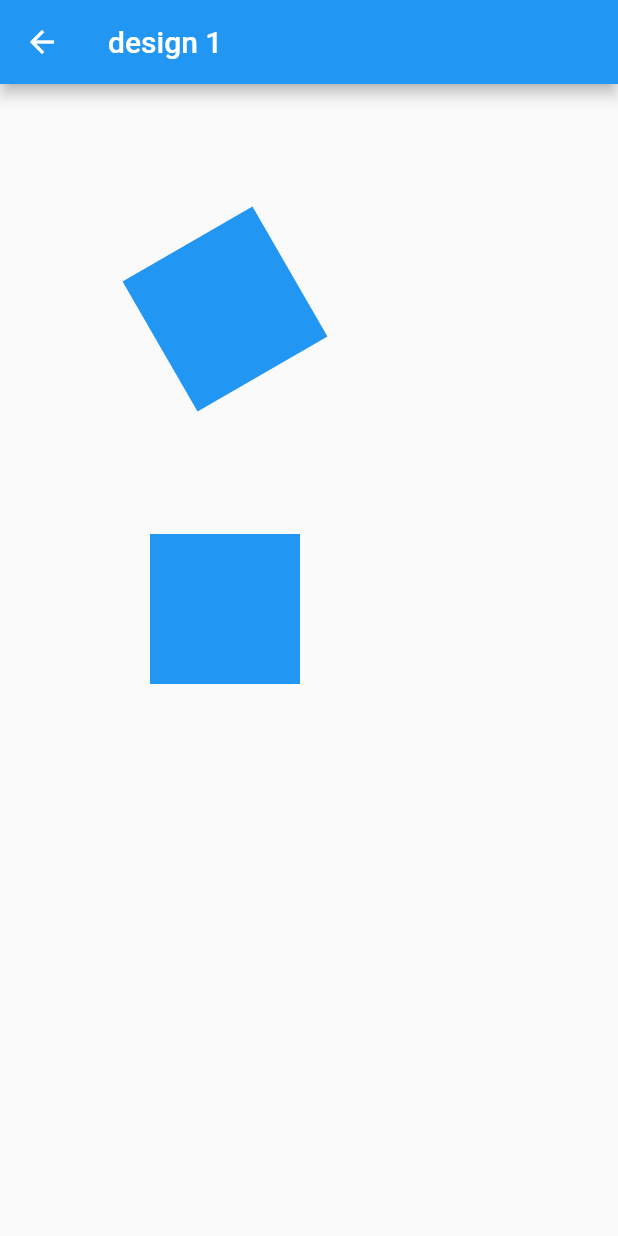
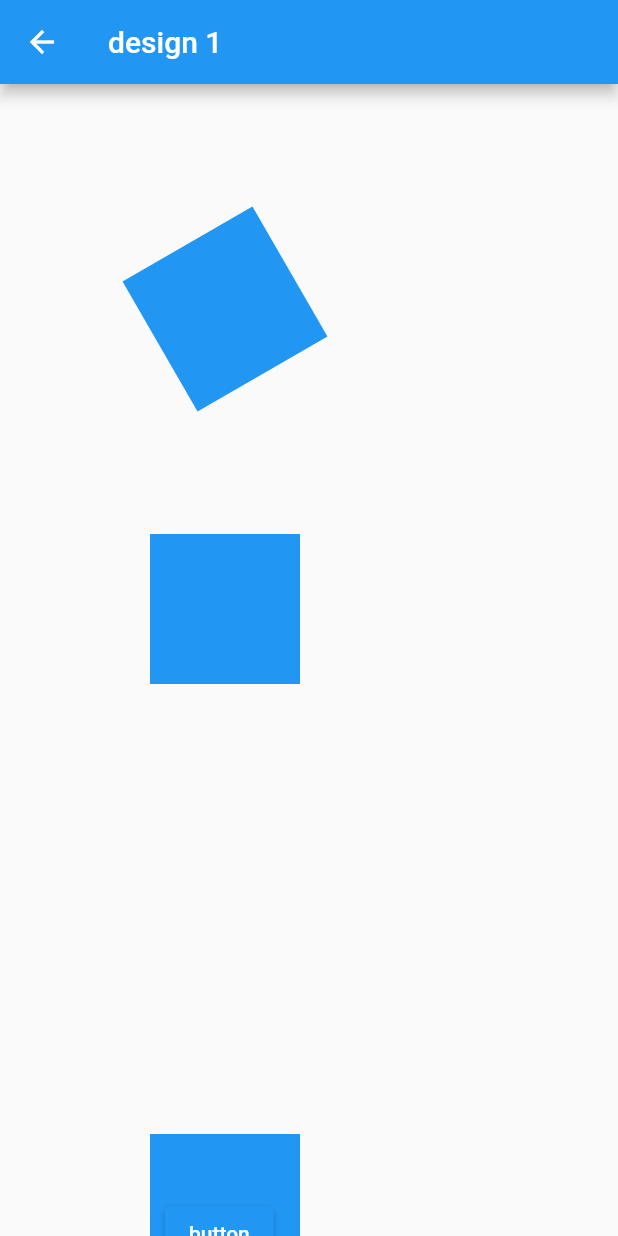
Before and after one commit to hakonamatata/dart-track-on-exercism, a Flutter app: the screen it shows after launch, after a tap on "Design 1", on a phone screen of 412 x 824 dp. Run offline on Flutter 3.47's test engine with Material 2 defaults, Android fonts, the phone set to English and light mode, and no system bars; our stand-ins replace bloc, equatable; generated files the repository leaves out were written again.

Commit message:
AnimatedPositioned, AnimatedContainer

```diff
--- a/flutter_test_project/lib/src/app.dart
+++ b/flutter_test_project/lib/src/app.dart
@@ -73,7 +73,7 @@ class MyApp extends StatelessWidget {
                   // case SampleItemDetailsView.routeName:
                   //  return const SampleItemDetailsView();
                   case '/example/1':
-                    return const DesignExample1();
+                    return DesignExample1();
                   case '/example/2':
                     return const DesignExample2();
                   case '/example/3':
--- a/flutter_test_project/lib/src/pages/design1.dart
+++ b/flutter_test_project/lib/src/pages/design1.dart
@@ -4,20 +4,20 @@ import 'package:flutter/material.dart';
 import 'package:flutter_test_project/src/widgets/movingBox.dart';
 import 'package:flutter_test_project/src/widgets/rotateBox.dart';
 
-class DesignExample1 extends StatelessWidget {
+class DesignExample1 extends StatefulWidget {
   const DesignExample1({Key? key}) : super(key: key);
 
   static const routeName = '/example/1';
 
-  // @override
-  // State<DesignExample1> createState() => _DesignExample1State();
+  @override
+  State<StatefulWidget> createState() {
+    return DesignExample1State();
+  }
+}
 
-  // AnimationController _animationController = AnimationController(
-  //   vsync: this,
-  //   duration: const Duration(milliseconds: 1000),
-  // );
+class DesignExample1State extends State<DesignExample1> {
+  bool _small = true;
 
-  // @override
   @override
   Widget build(BuildContext context) {
     return Scaffold(
@@ -59,23 +59,47 @@ class DesignExample1 extends StatelessWidget {
           //   ),
           // ),
 
-          Positioned(
+          const Positioned(
               top: 300,
               // bottom: 100,
               left: 100,
               // right: 100,
               width: 100,
               height: 100,
-              child: const RotateBox()),
+              child: RotateBox()),
 
-          Positioned(
+          const Positioned(
               top: 500,
               // bottom: 100,
               left: 100,
               // right: 100,
               width: 100,
               height: 100,
-              child: const MovingBox()),
+              child: MovingBox()),
+
+          AnimatedPositioned(
+              top: 700,
+              left: _small ? 100 : 500,
+              duration: const Duration(milliseconds: 1000),
+              curve: Curves.easeOut,
+              child: Stack(children: <Widget>[
+                AnimatedContainer(
+                  color: Colors.blue,
+                  height: _small ? 100 : 175,
+                  width: _small ? 100 : 175,
+                  duration: const Duration(milliseconds: 1000),
+                  // curve: Curves.bounceInOut,
+                ),
+                Positioned(
+                    child: ElevatedButton(
+                      child: const Text('button'),
+                      onPressed: () => setState(() {
+                        _small = !_small;
+                      }),
+                    ),
+                    bottom: 10,
+                    left: 10),
+              ])),
 
           // Transform(
           // transform: Matrix4.rotationX(0.3),
--- a/flutter_test_project/lib/src/widgets/movingBox.dart
+++ b/flutter_test_project/lib/src/widgets/movingBox.dart
@@ -5,6 +5,9 @@ class MovingBox extends StatefulWidget {
   const MovingBox({Key? key}) : super(key: key);
 
   static const routeName = '/example/4';
+
+  // TODO: animate on click
+  // TODO: chain different animation together
 
   @override
   MovingBoxState createState() => MovingBoxState();
@@ -29,14 +32,20 @@ class MovingBoxState extends State with SingleTickerProviderStateMixin {
   }
 
   @override
+  void dispose() {
+    _animationController.dispose();
+    super.dispose();
+  }
+
+  @override
   Widget build(BuildContext context) {
     return Stack(children: [
       AnimatedBuilder(
           animation: _animation,
           child: Container(
             color: Colors.blue,
-            height: 100,
-            width: 100,
+            // height: 100,
+            // width: 100,
           ),
           builder: (context, child) => Transform.translate(
                 offset: Offset(400 * position * _animation.value as double, 0),
--- a/flutter_test_project/lib/src/widgets/rotateBox.dart
+++ b/flutter_test_project/lib/src/widgets/rotateBox.dart
@@ -32,8 +32,8 @@ class RotateBoxState extends State with SingleTickerProviderStateMixin {
           animation: _animationController,
           child: Container(
             color: Colors.blue,
-            height: 100,
-            width: 100,
+            // height: 100,
+            // width: 100,
           ),
           builder: (context, child) => Transform.rotate(angle: _animationController.value * pi, child: child))
     ]);
```
